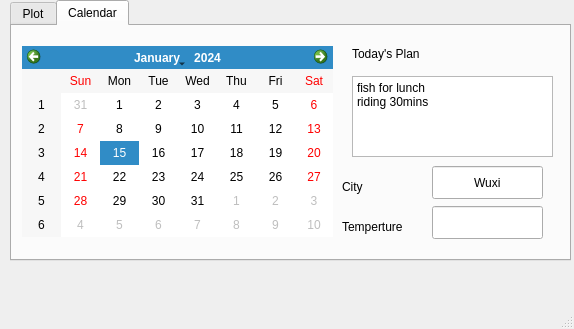
This is mainwindow.ui in ScreaMA/fitness-tracker as Qt 5 draws it before an edit. The edited form follows.
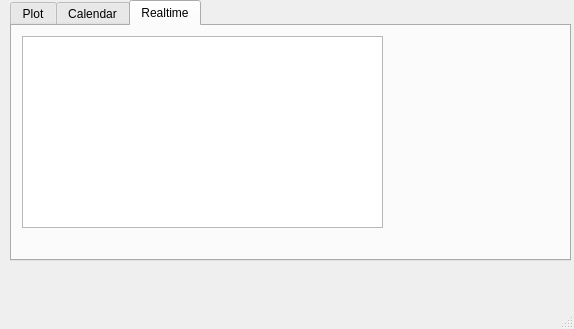
This is the edited form. Custom widgets are drawn as their Qt base class.

Commit message: add real time chart

The edit to the form file:
```diff
--- a/mainwindow.ui
+++ b/mainwindow.ui
@@ -24,7 +24,7 @@
      </rect>
     </property>
     <property name="currentIndex">
-     <number>1</number>
+     <number>2</number>
     </property>
     <widget class="QWidget" name="tab">
      <attribute name="title">
@@ -264,6 +264,21 @@
       </property>
      </widget>
     </widget>
+    <widget class="QWidget" name="tab_2">
+     <attribute name="title">
+      <string>Realtime</string>
+     </attribute>
+     <widget class="QtCharts::QChartView" name="graphicsView_2">
+      <property name="geometry">
+       <rect>
+        <x>10</x>
+        <y>10</y>
+        <width>361</width>
+        <height>192</height>
+       </rect>
+      </property>
+     </widget>
+    </widget>
    </widget>
   </widget>
   <widget class="QMenuBar" name="menubar">
```
The commit also changes 9 other files.
